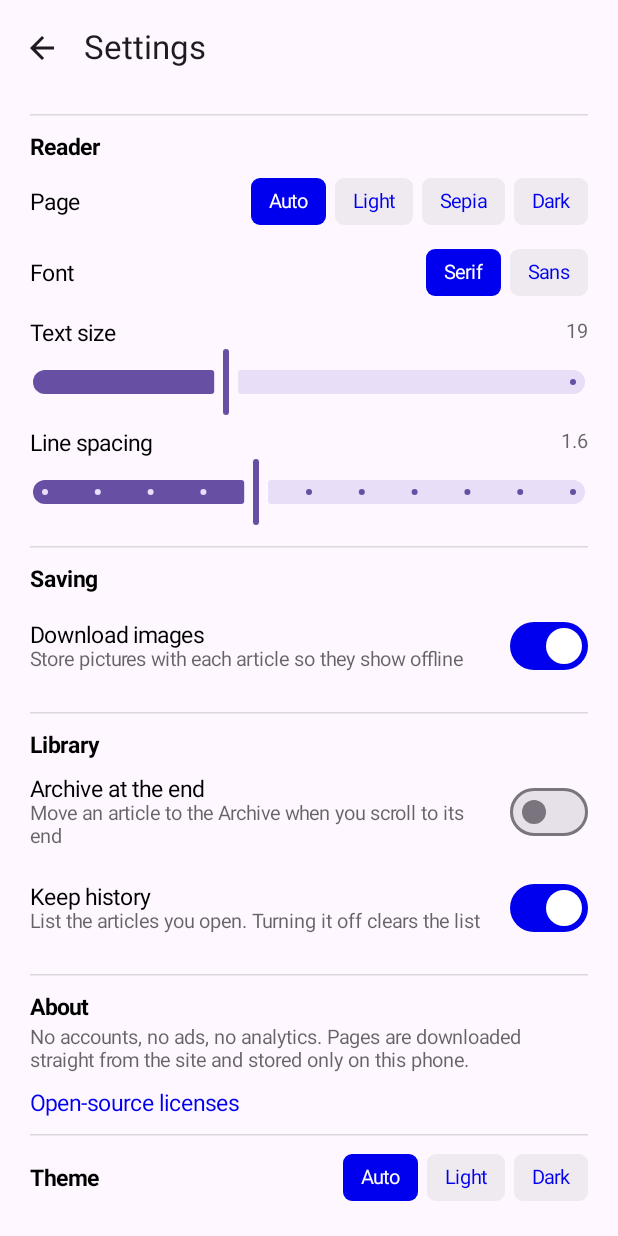
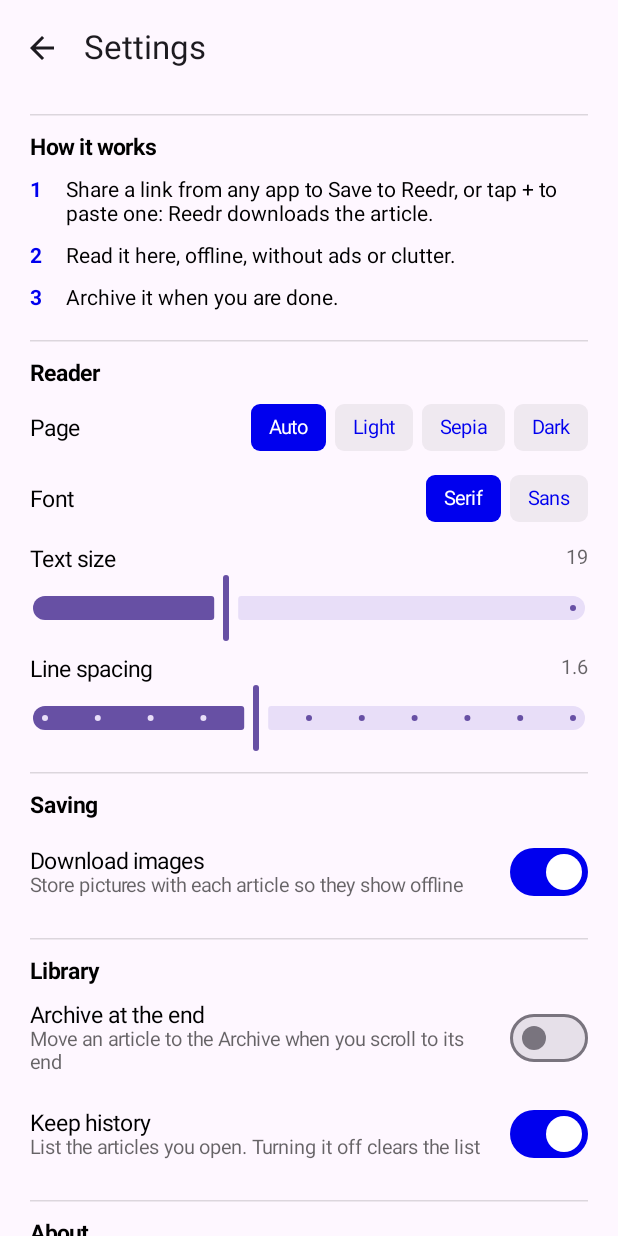
Before and after one commit to antoniocosta/Reedr, an Android app built with Jetpack Compose: the composable SettingsScreen shown on its own in the app's theme, on a phone screen of 412 x 824 dp. Run offline under Robolectric (Android 15) with nearby library versions, the phone set to English and light mode, and no system bars.

Commit message:
Settings: How it works section first

```diff
--- a/app/src/main/java/net/uncorp/reedr/ui/library/OtherScreens.kt
+++ b/app/src/main/java/net/uncorp/reedr/ui/library/OtherScreens.kt
@@ -98,6 +98,12 @@ fun SettingsScreen(onBack: () -> Unit) {
     var licenses by remember { mutableStateOf(false) }
     SubScreen("Settings", onBack) { padding ->
         Column(Modifier.padding(padding).verticalScroll(rememberScrollState()).padding(horizontal = 20.dp)) {
+            Section("How it works")
+            Steps(
+                "Share a link from any app to Save to Reedr, or tap + to paste one: Reedr downloads the article.",
+                "Read it here, offline, without ads or clutter.",
+                "Archive it when you are done.",
+            )
             Section("Reader")
             ReaderStyleControls(prefs) { settings.update(it) }
             Section("Saving")
@@ -196,6 +202,18 @@ private fun Section(title: String) {
 }
 
 @Composable
+private fun Steps(vararg steps: String) {
+    Column(Modifier.padding(vertical = 8.dp), verticalArrangement = Arrangement.spacedBy(12.dp)) {
+        steps.forEachIndexed { i, text ->
+            Row(horizontalArrangement = Arrangement.spacedBy(10.dp)) {
+                Text("${i + 1}", color = Blue, fontWeight = FontWeight.Bold, fontSize = 14.sp, modifier = Modifier.width(14.dp))
+                Text(text, color = Ink, fontSize = 14.sp)
+            }
+        }
+    }
+}
+
+@Composable
 private fun SwitchRow(title: String, subtitle: String, checked: Boolean, onChange: (Boolean) -> Unit) {
     Row(Modifier.fillMaxWidth().clickable { onChange(!checked) }.padding(vertical = 8.dp), verticalAlignment = Alignment.CenterVertically) {
         Column(Modifier.weight(1f)) {
```
